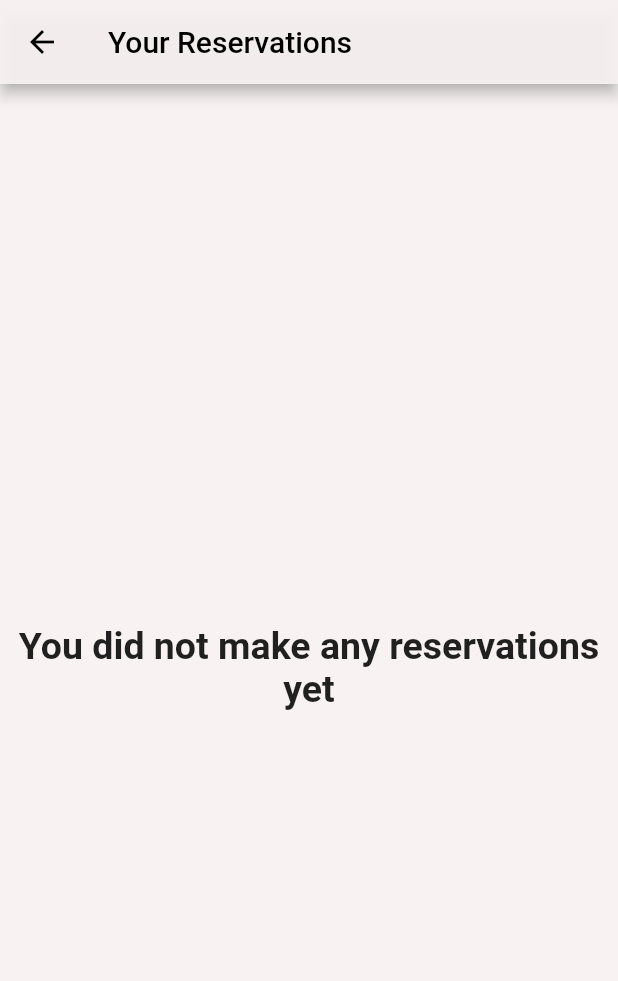
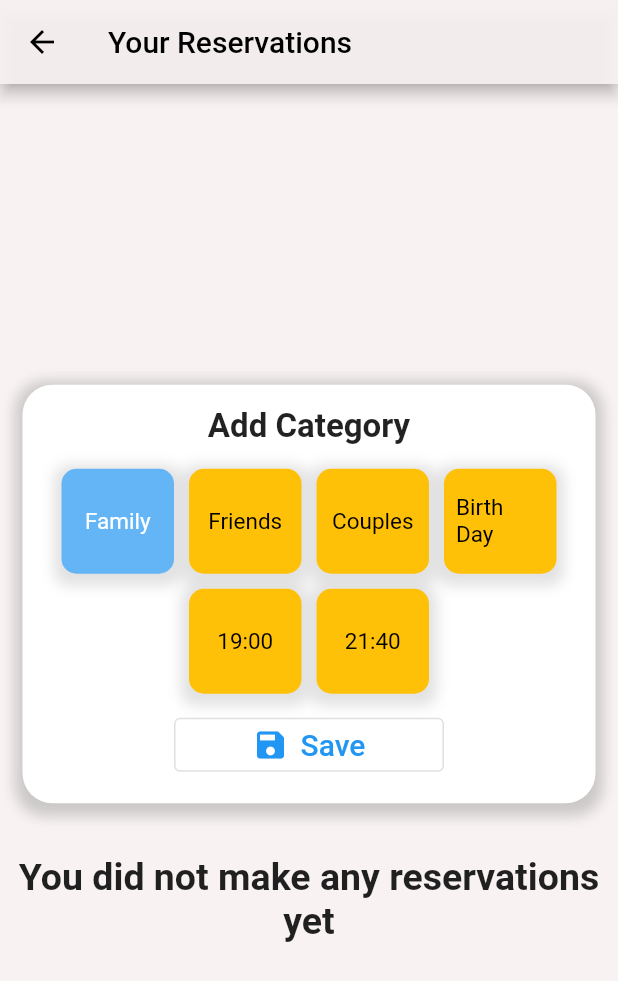
Before and after one commit to AliAl-Muhaisen/RestoClick_Restaurant_owner, a Flutter app: the MyReservationPage screen opened by its route, on a phone screen of 412 x 824 dp. Shown: the top 981 px of the screen. Run offline on Flutter 3.47's test engine with Material 2 defaults, Android fonts, the light colour scheme and no system bars; drawn by our look-alikes of group_button; our stand-ins replace dropdown_button2, easy_localization, firebase_core, firebase_storage, flutter_dotenv, flutter_spinkit and 2 more; missing offline and left inert: floating_navbar; accounts and stored records are empty.

Commit message:
the restaurant owners can add a category

```diff
--- a/lib/models/reservation.dart
+++ b/lib/models/reservation.dart
@@ -1,11 +1,9 @@
 import 'dart:convert';
 import 'dart:developer';
 import 'package:http/http.dart' as http;
-import 'package:intl/intl.dart';
 import './http/API/apiKey.dart';
-import 'package:intl/date_symbol_data_local.dart';
 
-import 'localStorage.dart';
+
 
 class Reservation {
   String? _id;
--- a/lib/models/userReserveFacade.dart
+++ b/lib/models/userReserveFacade.dart
@@ -38,9 +38,6 @@ class UserReserveFacade {
         Reservation? reserve =
             await Reservation.getReservedById(reserveKeys[i]);
         if (reserve != null) {
-          // if( reserve.date< DateTime.now()){
-
-          // }
           api = await Apikey().getUserReservation(userId: reserve.userId!);
           url = Uri.parse(api.toString());
           response = await http.get(url);
@@ -52,7 +49,6 @@ class UserReserveFacade {
           reservesWithUser.add(result);
         }
       }
-
       return reservesWithUser;
     } catch (e) {
       //! Connection error or NULL response
--- a/lib/screens/restaurant/myReservationPage.dart
+++ b/lib/screens/restaurant/myReservationPage.dart
@@ -1,7 +1,9 @@
 import 'dart:developer';
 
 import 'package:flutter/material.dart';
+import '../../models/category.dart';
 
+import '../../widgets/eventBox.dart';
 import '../../widgets/loadingSpin.dart';
 import '../../widgets/utils/addSpace.dart';
 import '../../widgets/utils/showDialog.dart';
@@ -9,11 +11,16 @@ import '../../models/userReserveFacade.dart';
 
 class MyReservationPage extends StatelessWidget {
   static String routeName = "/myReservationPage";
-
-  const MyReservationPage({Key? key}) : super(key: key);
+  List<String> _selectedCategory = [];
+  MyReservationPage({Key? key}) : super(key: key);
   Future<List<UserReserveFacade>> get reserveWithRestaurant async {
     List<UserReserveFacade> result = await UserReserveFacade.reserveWithUser;
+    await selectedCategories;
     return result;
+  }
+
+  Future<void> get selectedCategories async {
+    _selectedCategory = await Category().selectedCategory;
   }
 
   @override
@@ -31,6 +38,14 @@ class MyReservationPage extends StatelessWidget {
               crossAxisAlignment: CrossAxisAlignment.center,
               mainAxisAlignment: MainAxisAlignment.center,
               children: [
+                EventBox(
+                  items: _selectedCategory,
+                  selectedItem: const [
+                    "Family",
+                  ],
+                  saveNewItem: [],
+                  onSave: (List<String> values) => Category().addItems(values),
+                ),
                 AddVerticalSpace(20),
                 FutureBuilder(
                   future: reserveWithRestaurant,
--- /dev/null
+++ b/lib/widgets/eventBox.dart
@@ -0,0 +1,177 @@
+import 'dart:developer';
+
+import 'package:flutter/material.dart';
+import 'package:group_button/group_button.dart';
+import 'package:restaurant_owner_app/widgets/utils/addSpace.dart';
+
+class EventBox extends StatefulWidget {
+  final List<String> selectedItem;
+  final List<String> saveNewItem;
+  final List<String> items;
+  final void Function(List<String>) onSave;
+
+  EventBox({
+    Key? key,
+    required this.selectedItem,
+    required this.saveNewItem,
+    required this.onSave,
+    required this.items,
+  }) : super(key: key);
+
+  @override
+  State<EventBox> createState() => _EventBoxState();
+}
+
+class _EventBoxState extends State<EventBox> {
+  List<String> _selectedItem = [];
+  @override
+  void initState() {
+    // TODO: implement initState
+    super.initState();
+    _selectedItem = widget.selectedItem.toList();
+  }
+
+  // @override
+  @override
+  Widget build(BuildContext context) {
+    return Container(
+      padding: const EdgeInsets.all(5),
+      margin: const EdgeInsets.all(15),
+      decoration: BoxDecoration(
+        color: Colors.white,
+        borderRadius: BorderRadius.circular(20),
+        boxShadow: [
+          BoxShadow(
+            color: Colors.grey.withOpacity(0.5),
+            spreadRadius: 5,
+            blurRadius: 7,
+            offset: Offset(0, 3), // changes position of shadow
+          ),
+        ],
+      ),
+      child: Column(
+        children: [
+          AddVerticalSpace(10),
+          const Center(
+            child: Text(
+              "Add Category",
+              textAlign: TextAlign.center,
+              style: TextStyle(
+                fontSize: 22,
+                fontWeight: FontWeight.bold,
+              ),
+            ),
+          ),
+          AddVerticalSpace(15),
+          GroupButton(
+            options: GroupButtonOptions(
+              elevation: 3,
+              borderRadius: BorderRadius.circular(10),
+              buttonHeight: 55,
+              // buttonWidth: 55,
+              mainGroupAlignment: MainGroupAlignment.center,
+              selectedColor: Colors.blue,
+              unselectedColor: Colors.orange,
+            ),
+            isRadio: false,
+            enableDeselect: true,
+            onSelected: (value, index, isSelected, {onSelected}) {
+              if (_selectedItem.contains(value.toString())) {
+                isSelected = false;
+
+                _selectedItem.remove(value.toString());
+
+                setState(() {});
+              } else {
+                _selectedItem.add(value.toString());
+              }
+            },
+            buttonBuilder: (selected, data, context) {
+              if (_selectedItem.contains(data.toString())) {
+                selected = true;
+              }
+              return CategoryCard(
+                data: data.toString(),
+                isSelected: selected,
+              );
+            },
+            buttons: const [
+              "Family",
+              "Friends",
+              "Couples",
+              "Birth Day",
+              "19:00",
+              "21:40"
+            ],
+          ),
+          AddVerticalSpace(10),
+          SizedBox(
+            width: 180,
+            child: OutlinedButton.icon(
+              onPressed: () {
+                try {
+                  widget.onSave(_selectedItem);
+                } catch (e) {}
+              },
+              icon: const Icon(Icons.save),
+              label: const Text(
+                "Save",
+                style: TextStyle(
+                  fontSize: 20,
+                ),
+              ),
+            ),
+          ),
+          AddVerticalSpace(10),
+        ],
+      ),
+    );
+  }
+}
+
+class CategoryCard extends StatelessWidget {
+  final String data;
+  final bool isSelected;
+  // final bool? isPreviousSelected;
+  const CategoryCard({
+    Key? key,
+    required this.data,
+    required this.isSelected,
+    // this.isPreviousSelected,
+  }) : super(key: key);
+
+  @override
+  Widget build(BuildContext context) {
+    return Container(
+      decoration: BoxDecoration(
+        borderRadius: BorderRadius.circular(10),
+        color: isSelected ? Colors.blue[300] : Colors.amber,
+        boxShadow: [
+          BoxShadow(
+            color: Colors.grey.withOpacity(0.3),
+            spreadRadius: 5,
+            blurRadius: 7,
+            offset: Offset(0, 3), // changes position of shadow
+          ),
+        ],
+      ),
+      child: SizedBox(
+        height: 70,
+        width: 75,
+        child: Padding(
+          padding: const EdgeInsets.all(8.0),
+          child: Center(
+            child: Text(
+              data.toString(),
+              style: TextStyle(
+                fontSize: 15,
+                // fontWeight: FontWeight.w40,
+                color: isSelected ? Colors.white : Colors.black,
+              ),
+            ),
+          ),
+        ),
+      ),
+    );
+  }
+}
--- a/pubspec.yaml
+++ b/pubspec.yaml
@@ -49,6 +49,7 @@ dependencies:
   multiselect: ^0.0.4
   floating_navbar: ^2.0.2
   flutter_spinkit: ^5.1.0
+  group_button: ^5.2.2
 
 
   # scrollable_reorderable_navbar: ^0.0.2
```
Also changed, not shown: lib/models/category.dart (added, +77 -0 lines), lib/models/http/API/apiKey.dart (+13 -0 lines), pubspec.lock.
